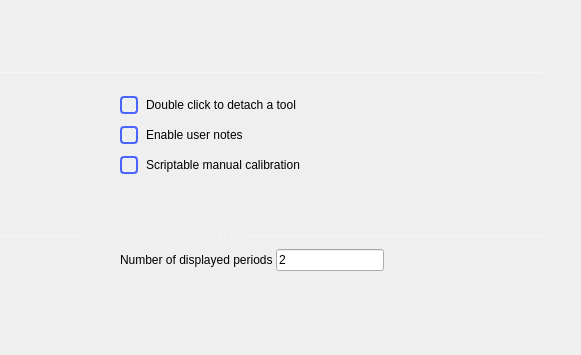
The window that ui/preferences.ui (analogdevicesinc/scopy) describes before a commit, drawn with Qt 5; both pictures show x 382 to 963 and y 0 to 355 of the 963 by 661 pixel window.
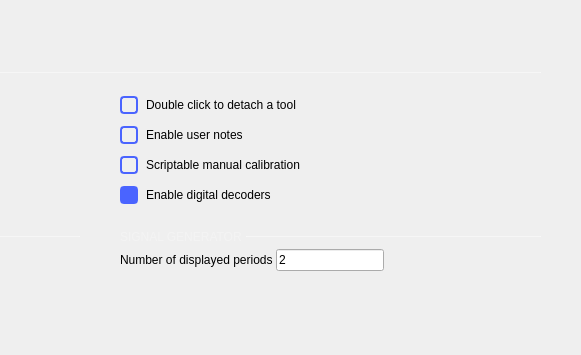
The same window after the commit. Custom widgets are drawn as their Qt base class.

Commit message: Preferences: Add an entry in the preference panel which allows the user to enable or disable digital decoders support.

What changed in the file:
```diff
--- a/ui/preferences.ui
+++ b/ui/preferences.ui
@@ -1517,6 +1517,62 @@
              </layout>
             </widget>
            </item>
+           <item row="3" column="1">
+            <layout class="QHBoxLayout" name="decodersWidget">
+             <property name="spacing">
+              <number>0</number>
+             </property>
+             <item>
+              <widget class="QCheckBox" name="decodersCheckBox">
+               <property name="styleSheet">
+                <string notr="true">QCheckBox {
+  spacing: 8px;
+  background-color: transparent;
+  font-size: 14px;
+  font-weight: bold;
+
+  color: rgba(255, 255, 255, 153);
+}
+
+QCheckBox::indicator {
+  width: 14px;
+  height: 14px;
+  border: 2px solid rgb(74,100,255);
+  border-radius: 4px;
+}
+QCheckBox::indicator:unchecked { background-color: transparent; }
+QCheckBox::indicator:checked { background-color: rgb(74,100,255); }</string>
+               </property>
+               <property name="text">
+                <string/>
+               </property>
+               <property name="checked">
+                <bool>true</bool>
+               </property>
+              </widget>
+             </item>
+             <item>
+              <widget class="QLabel" name="label_19">
+               <property name="text">
+                <string>Enable digital decoders</string>
+               </property>
+              </widget>
+             </item>
+             <item>
+              <spacer name="horizontalSpacer_15">
+               <property name="orientation">
+                <enum>Qt::Horizontal</enum>
+               </property>
+               <property name="sizeHint" stdset="0">
+                <size>
+                 <width>40</width>
+                 <height>20</height>
+                </size>
+               </property>
+              </spacer>
+             </item>
+            </layout>
+           </item>
           </layout>
          </item>
         </layout>
```
The commit also changes 3 other files.
